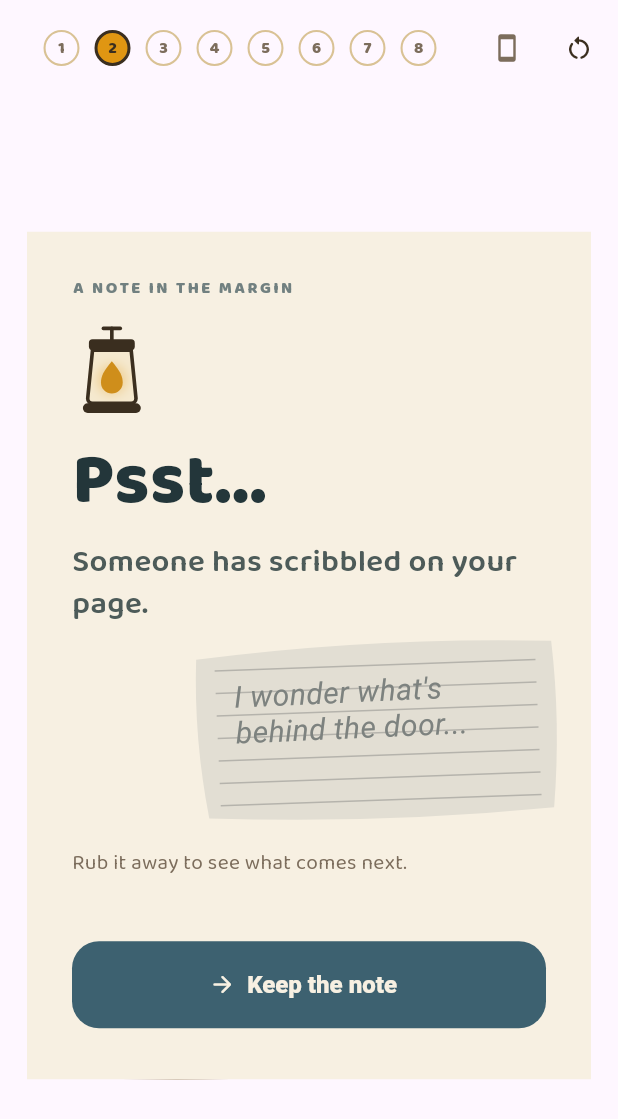
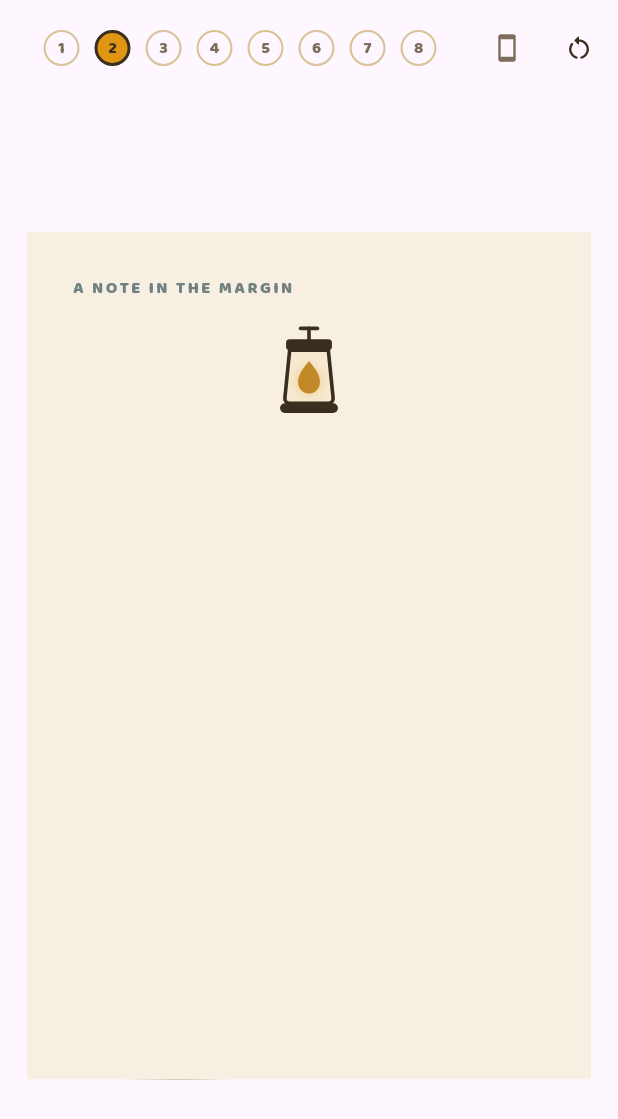
Before and after one commit to Mark-lichman/stanford-edtech-hackathon, a Flutter app: the screen it shows after launch, after a tap on an icon or button, on a phone screen of 412 x 824 dp. Shown: the top 1119 px of the screen. Run offline on Flutter 3.47's test engine with Material 3 defaults, Android fonts, the phone set to English and light mode, and no system bars; our stand-ins replace google_fonts.

Commit message:
Let the lantern finish lighting before Grumble's page appears
The lantern on the slide after "Open tonight's book" is centred and runs
4.2s instead of the pitch page's 3.2s — in the app the page waits on it,
so it has to read as arriving rather than flickering. The heading, the
scribble and "Keep the note" stay invisible and untappable until it
calls onEnd, then fade in.

Every way onto a beat — next, the nav, reset — goes through _go(), so
coming back to Grumble relights the lantern and hides the page again.
Reduced motion skips the wait entirely.

Co-Authored-By: Claude Opus 5 <noreply@anthropic.com>

```diff
--- a/lib/lantern_story.dart
+++ b/lib/lantern_story.dart
@@ -19,6 +19,7 @@ class _LanternStoryState extends State<LanternStory> {
   bool _noteGone = false;
   bool _talking = false;
   bool _mobile = false;
+  bool _lanternDone = false;
 
   static const _beats = [
     'Cover',
@@ -35,13 +36,21 @@ class _LanternStoryState extends State<LanternStory> {
   /// than carrying their own copy — doorways.dart is the writing of record.
   static final _door = doorways['hilda-troll']!;
 
-  void _next() => setState(() => _step = math.min(_step + 1, 7));
+  /// Every way onto a beat goes through here, so arriving back on Grumble
+  /// always relights the lantern and hides the page again until it is lit.
+  void _go(int step) => setState(() {
+        _step = step;
+        _lanternDone = false;
+      });
+
+  void _next() => _go(math.min(_step + 1, 7));
 
   void _reset() => setState(() {
         _step = 0;
         _interest = 'creatures';
         _noteGone = false;
         _talking = false;
+        _lanternDone = false;
       });
 
   @override
@@ -51,7 +60,7 @@ class _LanternStoryState extends State<LanternStory> {
         beats: _beats,
         step: _step,
         mobile: _mobile,
-        onJump: (i) => setState(() => _step = i),
+        onJump: _go,
         onReset: _reset,
         onToggleMobile: () => setState(() => _mobile = !_mobile),
       ),
@@ -120,19 +129,30 @@ class _LanternStoryState extends State<LanternStory> {
         Text('You can change your mind at any time.', style: _small()),
       ]));
 
+  /// Held back, and untappable, until the lantern on this page is lit.
+  Widget _afterLantern(Widget child) {
+    final lit = _lanternDone || MediaQuery.of(context).disableAnimations;
+    return IgnorePointer(
+      ignoring: !lit,
+      child: AnimatedOpacity(opacity: lit ? 1 : 0, duration: const Duration(milliseconds: 600), curve: Curves.easeOut, child: child),
+    );
+  }
+
   Widget _marginNote() => _PageScaffold(eyebrow: 'A note in the margin', child: Stack(clipBehavior: Clip.none, children: [
         Column(crossAxisAlignment: CrossAxisAlignment.start, children: [
-          const Lantern(phase: LanternPhase.lit, height: 66), const SizedBox(height: 18),
-          Text('Psst...', style: _display(48)), const SizedBox(height: 14), Text('Someone has scribbled on your page.', style: _body(21)),
-          const SizedBox(height: 150), Text('Rub it away to see what comes next.', style: _small()), const SizedBox(height: 42),
-          _WarmButton(label: 'Keep the note', icon: Icons.arrow_forward_rounded, onTap: _next),
+          Center(child: Lantern(phase: LanternPhase.lit, height: 66, onEnd: () => setState(() => _lanternDone = true))), const SizedBox(height: 18),
+          _afterLantern(Column(crossAxisAlignment: CrossAxisAlignment.start, children: [
+            Text('Psst...', style: _display(48)), const SizedBox(height: 14), Text('Someone has scribbled on your page.', style: _body(21)),
+            const SizedBox(height: 150), Text('Rub it away to see what comes next.', style: _small()), const SizedBox(height: 42),
+            _WarmButton(label: 'Keep the note', icon: Icons.arrow_forward_rounded, onTap: _next),
+          ])),
         ]),
-        if (!_noteGone) Positioned(right: -10, top: 212, child: GestureDetector(
+        if (!_noteGone) Positioned(right: -10, top: 212, child: _afterLantern(GestureDetector(
           onPanUpdate: (_) => setState(() => _noteGone = true), onTap: () => setState(() => _noteGone = true),
           child: Transform.rotate(angle: -0.045, child: CustomPaint(painter: _PencilNotePainter(), child: const SizedBox(width: 245, height: 125, child: Padding(
             padding: EdgeInsets.fromLTRB(28, 24, 20, 8), child: Text('I wonder what\'s\nbehind the door...', style: TextStyle(fontSize: 20, height: 1.18, color: Color(0xFF7D827F), fontStyle: FontStyle.italic)),
           ))),
-        ))),
+        )))),
         if (_noteGone) Positioned(right: 4, top: 234, child: Text('smudge', style: _small().copyWith(fontStyle: FontStyle.italic))),
       ]));
 
--- a/lib/primer/widgets/lantern.dart
+++ b/lib/primer/widgets/lantern.dart
@@ -14,10 +14,19 @@ import 'package:flutter/material.dart';
 enum LanternPhase { lit, out }
 
 class Lantern extends StatelessWidget {
-  const Lantern({super.key, required this.phase, this.height = 76});
+  const Lantern({
+    super.key,
+    required this.phase,
+    this.height = 76,
+    this.onEnd,
+  });
 
   final LanternPhase phase;
   final double height;
+
+  /// Called once the animation has finished, so a screen can hold its content
+  /// back until the lantern is lit.
+  final VoidCallback? onEnd;
 
   @override
   Widget build(BuildContext context) {
@@ -33,8 +42,9 @@ class Lantern extends StatelessWidget {
         tween: Tween(begin: 0, end: 1),
         duration: still
             ? Duration.zero
-            : Duration(milliseconds: lit ? 3200 : 520),
+            : Duration(milliseconds: lit ? 4200 : 520),
         curve: lit ? const Cubic(.33, .8, .4, 1) : Curves.easeIn,
+        onEnd: still ? null : onEnd,
         builder: (context, t, child) => CustomPaint(
           painter: _LanternPainter(lit: lit, t: t),
           size: Size(height * 66 / 82, height),
@@ -93,7 +103,8 @@ class _LanternPainter extends CustomPainter {
     canvas.drawPath(body, stroke);
 
     // Two animations of different lengths in the CSS; one timeline here, with
-    // the shorter of the pair finishing early.
+    // the shorter of the pair finishing early. The ratios are the CSS's even
+    // though the whole thing runs slower.
     final flameT = (lit ? t * 3200 / 2800 : t).clamp(0.0, 1.0);
     final glowT = (lit ? t : t * 520 / 460).clamp(0.0, 1.0);
 
```
Also changed, not shown: 1 other file.
